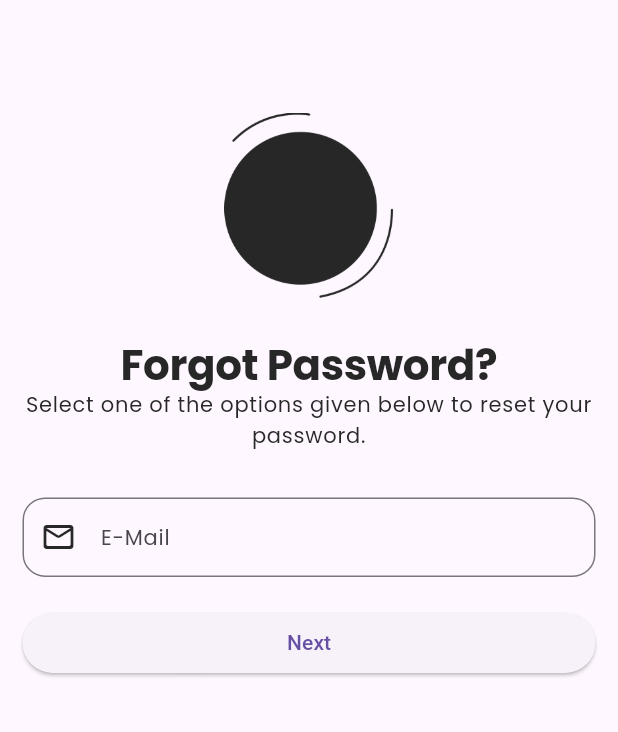
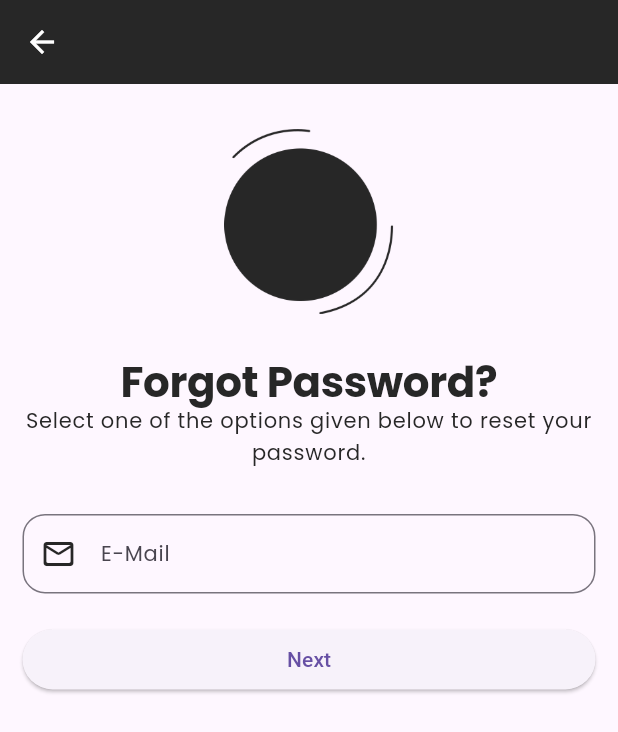
Before and after one commit to aneangel/slugNutrition, a Flutter app: the ForgetPasswordMailScreen screen opened directly, on a phone screen of 412 x 824 dp. Shown: the top 732 px of the screen. Run offline on Flutter 3.47's test engine with Material 3 defaults, Android fonts, the phone set to English and light mode, and no system bars; our stand-ins replace cloud_firestore, firebase_auth, firebase_core, flutter_otp_text_field, flutter_riverpod, get and 7 more; missing offline and left inert: flutter_facebook_auth; accounts and stored records are empty.

Commit message:
Fixed forgot password functionality.

```diff
--- a/lib/main.dart
+++ b/lib/main.dart
@@ -71,7 +71,7 @@ class App extends StatelessWidget {
       theme: TAppTheme.lightTheme,
       darkTheme: TAppTheme.darkTheme,
       themeMode: ThemeMode.system,
-      home: SplashScreen(),
+      home: OnBoardingScreen(),
     );
   }
 }
--- a/lib/src/features/authentication/screens/forget_password/forget_password_mail/forget_password_mail.dart
+++ b/lib/src/features/authentication/screens/forget_password/forget_password_mail/forget_password_mail.dart
@@ -3,10 +3,61 @@ import '/src/constants/colors.dart';
 import '/src/constants/image_strings.dart';
 import '/src/constants/sizes.dart';
 import '/src/constants/text_strings.dart';
+import 'package:firebase_auth/firebase_auth.dart';
+import '/src/features/authentication/screens/login/login_screen.dart';
 import '../../../../../common_widgets/form/form_header_widget.dart';
 
-class ForgetPasswordMailScreen extends StatelessWidget {
+class ForgetPasswordMailScreen extends StatefulWidget {
   const ForgetPasswordMailScreen({Key? key}) : super(key: key);
+
+  @override
+  _ForgetPasswordMailScreenState createState() => _ForgetPasswordMailScreenState();
+}
+
+class _ForgetPasswordMailScreenState extends State<ForgetPasswordMailScreen> {
+  late TextEditingController emailController; // Controller is defined here in the state class
+
+  @override
+  void initState() {
+    super.initState();
+    emailController = TextEditingController(); // Initialized here
+  }
+
+  @override
+  void dispose() {
+    emailController.dispose(); // Don't forget to dispose of the controller
+    super.dispose();
+  }
+
+  Future<void> sendPasswordResetEmail(BuildContext context) async {
+    final String email = emailController.text.trim();
+    if (email.isEmpty) {
+      ScaffoldMessenger.of(context).showSnackBar(
+        const SnackBar(content: Text('Please enter your email address')),
+      );
+      return;
+    }
+    try {
+      await FirebaseAuth.instance.sendPasswordResetEmail(email: email);
+      ScaffoldMessenger.of(context).showSnackBar(
+        const SnackBar(content: Text('Password reset email sent')),
+      );
+
+      // After showing the snackbar message, navigate to the login screen
+      Navigator.of(context).pushReplacement(
+        MaterialPageRoute(builder: (context) => const LoginScreen()),
+      );
+    } on FirebaseAuthException catch (e) {
+      ScaffoldMessenger.of(context).showSnackBar(
+        SnackBar(content: Text('Error: ${e.message}')),
+      );
+    } catch (e) {
+      ScaffoldMessenger.of(context).showSnackBar(
+        SnackBar(content: Text('An unexpected error occurred. Please try again later.')),
+      );
+    }
+  }
+
 
   @override
   Widget build(BuildContext context) {
@@ -16,12 +67,22 @@ class ForgetPasswordMailScreen extends StatelessWidget {
 
     return SafeArea(
       child: Scaffold(
+        appBar: AppBar(
+          leading: IconButton(
+            icon: const Icon(Icons.arrow_back),
+            onPressed: () => Navigator.of(context).pop(),
+          ),
+          iconTheme: IconThemeData(
+            color: Colors.white, // Set your desired color here
+          ),
+          backgroundColor: isDark ? tPrimaryColor : tSecondaryColor, // Adjust the AppBar color based on the theme
+        ),
         body: SingleChildScrollView(
           child: Container(
             padding: const EdgeInsets.all(tDefaultSpace),
             child: Column(
               children: [
-                const SizedBox(height: tDefaultSpace * 4),
+                const SizedBox(height: tDefaultSpace),
                 FormHeaderWidget(
                   imageColor: isDark ? tPrimaryColor : tSecondaryColor,
                   image: tForgetPasswordImage,
@@ -36,18 +97,29 @@ class ForgetPasswordMailScreen extends StatelessWidget {
                   child: Column(
                     children: [
                       TextFormField(
+                        controller: emailController,
+                        keyboardType: TextInputType.emailAddress,
                         decoration: const InputDecoration(
                           label: Text(tEmail),
-                          hintText: tEmail,
+                          hintText: 'Enter Your Email', // Assuming tEmailHint is defined, else use 'Enter your email'
                           prefixIcon: Icon(Icons.mail_outline_rounded),
                         ),
+                        validator: (value) {
+                          if (value == null || value.isEmpty) {
+                            return 'Please enter your email';
+                          }
+                          // Add more validation logic if needed
+                          return null;
+                        },
                       ),
                       const SizedBox(height: 20.0),
                       SizedBox(
-                          width: double.infinity,
-                          child: ElevatedButton(
-                              onPressed: () {},
-                              child: const Text(tNext))),
+                        width: double.infinity,
+                        child: ElevatedButton(
+                          onPressed: () => sendPasswordResetEmail(context),
+                          child: const Text(tNext),
+                        ),
+                      ),
                     ],
                   ),
                 ),
--- a/lib/src/repository/authentication_repository/authentication_repository.dart
+++ b/lib/src/repository/authentication_repository/authentication_repository.dart
@@ -69,6 +69,9 @@ class AuthenticationRepository extends GetxController {
   Future<void> registerWithEmailAndPassword(String email, String password) async {
     try {
       await _auth.createUserWithEmailAndPassword(email: email, password: password);
+      await sendEmailVerification();
+      // Navigate to the MailVerification screen
+      Get.offAll(() => const MailVerification());
     } on FirebaseAuthException catch (e) {
       final ex = TExceptions.fromCode(e.code);
       throw ex.message;
```
